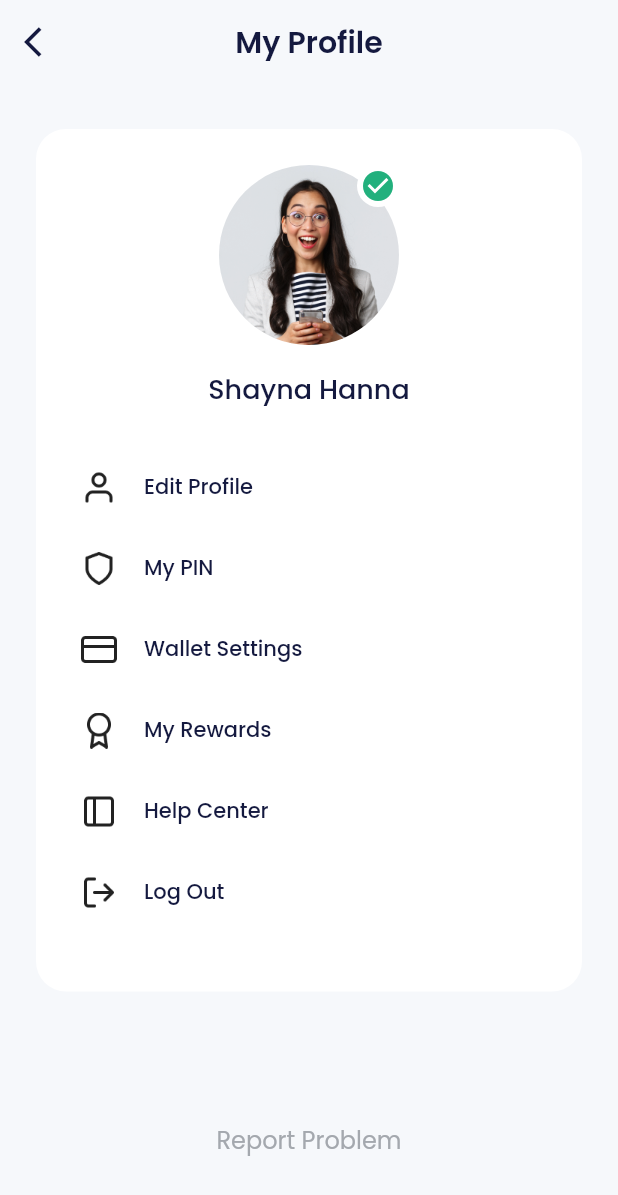
After one commit to satisvai/flutter-ewallet, a Flutter app: the ProfilePage screen opened by its route, on a phone screen of 412 x 824 dp. The commit adds this screen. Shown: the top 1195 px of the screen. Run offline on Flutter 3.47's test engine with Material 2 defaults, Android fonts, the phone set to English and light mode, and no system bars; our stand-ins replace carousel_slider, google_fonts.

Commit message:
add profile page, pin screen, and refactoring theme data.

```diff
--- a/lib/main.dart
+++ b/lib/main.dart
@@ -1,11 +1,15 @@
 import 'package:bank_sha/presentation/pages/home_page.dart';
 import 'package:bank_sha/presentation/pages/onboarding_page.dart';
+import 'package:bank_sha/presentation/pages/pin_page.dart';
+import 'package:bank_sha/presentation/pages/profile_edit_page.dart';
+import 'package:bank_sha/presentation/pages/profile_page.dart';
 import 'package:bank_sha/presentation/pages/sign_in_page.dart';
 import 'package:bank_sha/presentation/pages/sign_up_page.dart';
 import 'package:bank_sha/presentation/pages/sign_up_set_ktp.dart';
 import 'package:bank_sha/presentation/pages/sign_up_set_profile_page.dart';
 import 'package:bank_sha/presentation/pages/sign_up_success_page.dart';
 import 'package:bank_sha/presentation/pages/splash_page.dart';
+import 'package:bank_sha/shared/theme.dart';
 import 'package:flutter/material.dart';
 
 void main() {
@@ -19,6 +23,18 @@ class MyApp extends StatelessWidget {
   Widget build(BuildContext context) {
     return MaterialApp(
       debugShowCheckedModeBanner: false,
+      theme: ThemeData(
+        scaffoldBackgroundColor: lightBackgroundColor,
+        appBarTheme: AppBarTheme(
+          backgroundColor: lightBackgroundColor,
+          titleTextStyle: blackTextSyle.copyWith(
+            fontSize: 20,
+            fontWeight: semiBold,
+          ),
+          elevation: 0,
+          centerTitle: true,
+        ),
+      ),
       routes: {
         '/': (context) => const SplashPage(),
         '/onboarding': (context) => const OnboardingPage(),
@@ -28,6 +44,9 @@ class MyApp extends StatelessWidget {
         '/sign-up-set-ktp': (context) => const SignUpSetKtpPage(),
         '/sign-up-success': (context) => const SignUpSuccessPage(),
         '/home': (context) => const HomePage(),
+        '/profile': (context) => const ProfilePage(),
+        '/pin': (context) => const PinPage(),
+        '/profile-edit': (context) => const ProfileEditPage(),
       },
     );
   }
--- /dev/null
+++ b/lib/presentation/pages/profile_page.dart
@@ -0,0 +1,140 @@
+import 'package:bank_sha/presentation/widgets/buttons.dart';
+import 'package:bank_sha/presentation/widgets/profile_menu_item.dart';
+import 'package:bank_sha/shared/theme.dart';
+import 'package:flutter/material.dart';
+
+class ProfilePage extends StatelessWidget {
+  const ProfilePage({super.key});
+
+  @override
+  Widget build(BuildContext context) {
+    return Scaffold(
+        backgroundColor: lightBackgroundColor,
+        appBar: AppBar(
+          title: const Text("My Profile"),
+          leading: GestureDetector(
+            onTap: () {
+              Navigator.pop(context);
+            },
+            child: Icon(
+              Icons.arrow_back_ios,
+              size: 24.0,
+              color: blackColor,
+            ),
+          ),
+        ),
+        body: ListView(
+          padding: const EdgeInsets.symmetric(horizontal: 24),
+          children: [
+            const SizedBox(
+              height: 30.0,
+            ),
+            Container(
+              padding: const EdgeInsets.symmetric(horizontal: 30, vertical: 24),
+              decoration: BoxDecoration(
+                color: whiteColor,
+                borderRadius: const BorderRadius.all(
+                  Radius.circular(20.0),
+                ),
+              ),
+              child: Column(
+                children: [
+                  Container(
+                    width: 120,
+                    height: 120,
+                    decoration: const BoxDecoration(
+                      shape: BoxShape.circle,
+                      image: DecorationImage(
+                        image: AssetImage('assets/img_profile.png'),
+                      ),
+                    ),
+                    child: Align(
+                      alignment: Alignment.topRight,
+                      child: Container(
+                        width: 28,
+                        height: 28,
+                        decoration: BoxDecoration(
+                            shape: BoxShape.circle, color: whiteColor),
+                        child: Icon(
+                          Icons.check_circle,
+                          color: greenColor,
+                          size: 24.0,
+                        ),
+                      ),
+                    ),
+                  ),
+                  const SizedBox(
+                    height: 16.0,
+                  ),
+                  Text(
+                    "Shayna Hanna",
+                    style: blackTextSyle.copyWith(
+                      fontSize: 18,
+                      fontWeight: medium,
+                    ),
+                  ),
+                  const SizedBox(
+                    height: 40.0,
+                  ),
+                  ProfileMenuItem(
+                    iconUrl: "assets/ic_edit_profile.png",
+                    title: "Edit Profile",
+                    onTap: () async{
+                      if (await Navigator.pushNamed(
+                            context,
+                            "/pin",
+                          ) ==
+                          true) {
+                        Navigator.pushNamed(
+                          context,
+                          "/profile-edit",
+                        );
+                      }
+                    },
+                  ),
+                  ProfileMenuItem(
+                    iconUrl: "assets/ic_pin.png",
+                    title: "My PIN",
+                    onTap: () {
+                      Navigator.pushNamed(
+                        context,
+                        "/pin",
+                      );
+                    },
+                  ),
+                  ProfileMenuItem(
+                    iconUrl: "assets/ic_wallet.png",
+                    title: "Wallet Settings",
+                    onTap: () {},
+                  ),
+                  ProfileMenuItem(
+                    iconUrl: "assets/ic_my_reward.png",
+                    title: "My Rewards",
+                    onTap: () {},
+                  ),
+                  ProfileMenuItem(
+                    iconUrl: "assets/ic_help.png",
+                    title: "Help Center",
+                    onTap: () {},
+                  ),
+                  ProfileMenuItem(
+                    iconUrl: "assets/ic_logout.png",
+                    title: "Log Out",
+                    onTap: () {},
+                  ),
+                ],
+              ),
+            ),
+            const SizedBox(
+              height: 87.0,
+            ),
+            CustomTextWidgetButton(
+              text: "Report Problem",
+            ),
+            const SizedBox(
+              height: 50.0,
+            ),
+          ],
+        ));
+  }
+}
--- /dev/null
+++ b/lib/presentation/widgets/profile_menu_item.dart
@@ -0,0 +1,41 @@
+import 'package:bank_sha/shared/theme.dart';
+import 'package:flutter/material.dart';
+
+class ProfileMenuItem extends StatelessWidget {
+  final String iconUrl;
+  final String title;
+  final VoidCallback? onTap;
+  const ProfileMenuItem({
+    Key? key,
+    required this.iconUrl,
+    required this.title,
+    this.onTap,
+  }) : super(key: key);
+
+  @override
+  Widget build(BuildContext context) {
+    return Container(
+      margin: const EdgeInsets.only(bottom: 30),
+      child: GestureDetector(
+        onTap: onTap,
+        child: Row(
+          children: [
+            ImageIcon(
+              AssetImage(
+                iconUrl,
+              ),
+              size: 24.0,
+            ),
+            const SizedBox(
+              width: 18.0,
+            ),
+            Text(
+              title,
+              style: blackTextSyle.copyWith(fontWeight: medium),
+            ),
+          ],
+        ),
+      ),
+    );
+  }
+}
```
Also changed, not shown: lib/presentation/pages/home_page.dart (+11 -3 lines), lib/presentation/pages/pin_page.dart (added, +182 -0 lines), lib/presentation/pages/profile_edit_page.dart (added, +23 -0 lines), lib/presentation/widgets/buttons.dart (+34 -0 lines).
